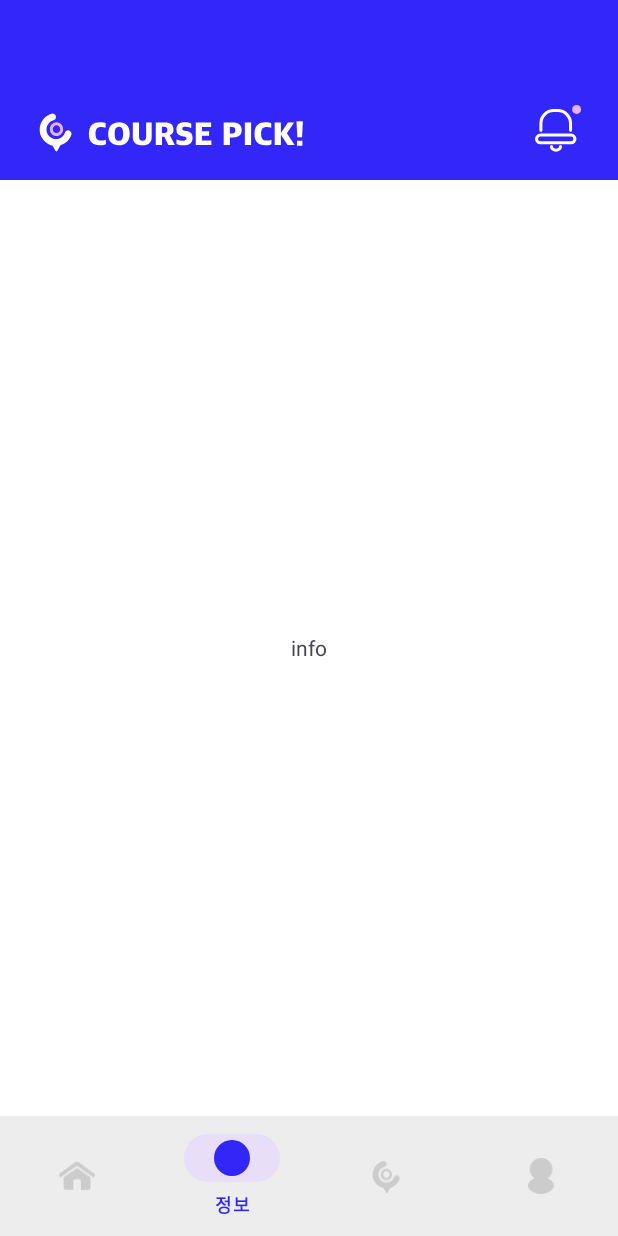
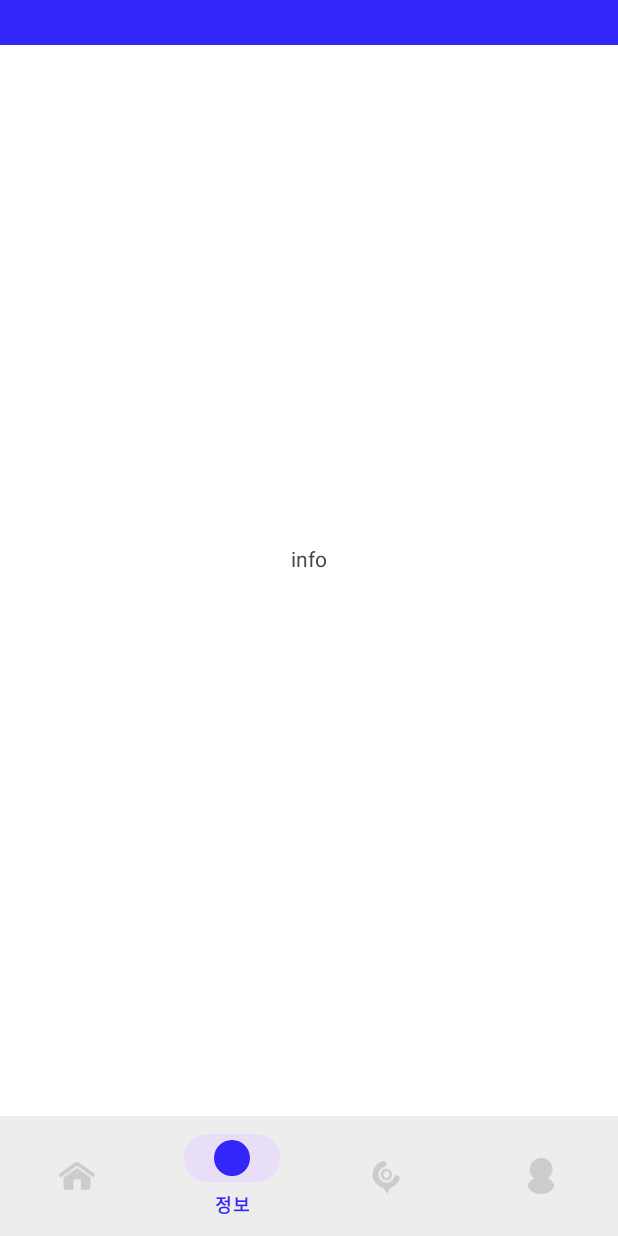
Before and after one commit to 9oormthon-univ/2024_DANPOONG_TEAM_12_FE, an Android app: the screen it shows after launch (HomeActivity), item 2 of the bottom bar chosen, on a phone screen of 412 x 824 dp. Run offline under Robolectric (Android 15) with nearby library versions, the phone set to English and light mode, and no system bars; our stand-ins replace navigation-ui; libraries missing offline, so code that uses them is left out: com.kakao.sdk; 1 statement that could not run was skipped.

Commit message:
[Feat] homefragment.xml 완료

```diff
--- a/app/src/main/res/layout/activity_home.xml
+++ b/app/src/main/res/layout/activity_home.xml
@@ -17,41 +17,12 @@
         app:layout_constraintTop_toTopOf="parent"
         app:layout_constraintStart_toStartOf="parent"/>
 
-    <!-- 콘텐츠 영역 -->
-    <androidx.constraintlayout.widget.ConstraintLayout
-        android:id="@+id/homeTop_cl"
-        android:layout_width="match_parent"
-        android:layout_height="90dp"
-        app:layout_constraintTop_toBottomOf="@id/homeTopBar_fl"
-        app:layout_constraintStart_toStartOf="parent"
-        android:background="@color/blue">
-
-        <ImageView
-            android:id="@+id/hometopname_iv"
-            android:layout_width="wrap_content"
-            android:layout_height="wrap_content"
-            android:src="@drawable/hometopname_iv"
-            android:layout_marginStart="24dp"
-            android:layout_marginBottom="15dp"
-            app:layout_constraintBottom_toBottomOf="parent"
-            app:layout_constraintStart_toStartOf="parent" />
-
-        <ImageView
-            android:id="@+id/homenotification_btn"
-            android:layout_width="wrap_content"
-            android:layout_height="wrap_content"
-            android:src="@drawable/homenotification_btn"
-            android:layout_marginEnd="24dp"
-            android:layout_marginBottom="18dp"
-            app:layout_constraintBottom_toBottomOf="parent"
-            app:layout_constraintEnd_toEndOf="parent" />
-    </androidx.constraintlayout.widget.ConstraintLayout>
 
     <androidx.fragment.app.FragmentContainerView
         android:id="@+id/fragmentcontainer_fl"
         android:layout_width="match_parent"
         android:layout_height="0dp"
-        app:layout_constraintTop_toBottomOf="@id/homeTop_cl"
+        app:layout_constraintTop_toTopOf="parent"
         app:layout_constraintStart_toStartOf="parent"
         app:layout_constraintBottom_toTopOf="@id/homenavigation_bnv"
         app:defaultNavHost="true"
--- a/app/src/main/res/layout/fragment_info.xml
+++ b/app/src/main/res/layout/fragment_info.xml
@@ -1,15 +1,21 @@
 <?xml version="1.0" encoding="utf-8"?>
-<FrameLayout xmlns:android="http://schemas.android.com/apk/res/android"
+<androidx.constraintlayout.widget.ConstraintLayout xmlns:android="http://schemas.android.com/apk/res/android"
     xmlns:tools="http://schemas.android.com/tools"
     android:layout_width="match_parent"
     android:layout_height="match_parent"
+    xmlns:app="http://schemas.android.com/apk/res-auto"
     tools:context=".InfoFragment">
 
-    <!-- TODO: Update blank fragment layout -->
     <TextView
-        android:layout_width="match_parent"
-        android:layout_height="match_parent"
+        android:layout_width="wrap_content"
+        android:layout_height="wrap_content"
         android:text="info"
-        android:gravity="center"/>
+        android:gravity="center"
+        app:layout_constraintStart_toStartOf="parent"
+        app:layout_constraintEnd_toEndOf="parent"
+        app:layout_constraintTop_toTopOf="parent"
+        app:layout_constraintBottom_toBottomOf="parent"/>
 
-</FrameLayout>
+
+
+</androidx.constraintlayout.widget.ConstraintLayout>
```
Also changed, not shown: app/src/main/res/layout/fragment_course.xml (+2 -8 lines), app/src/main/res/layout/fragment_home.xml (+37 -1 lines).
